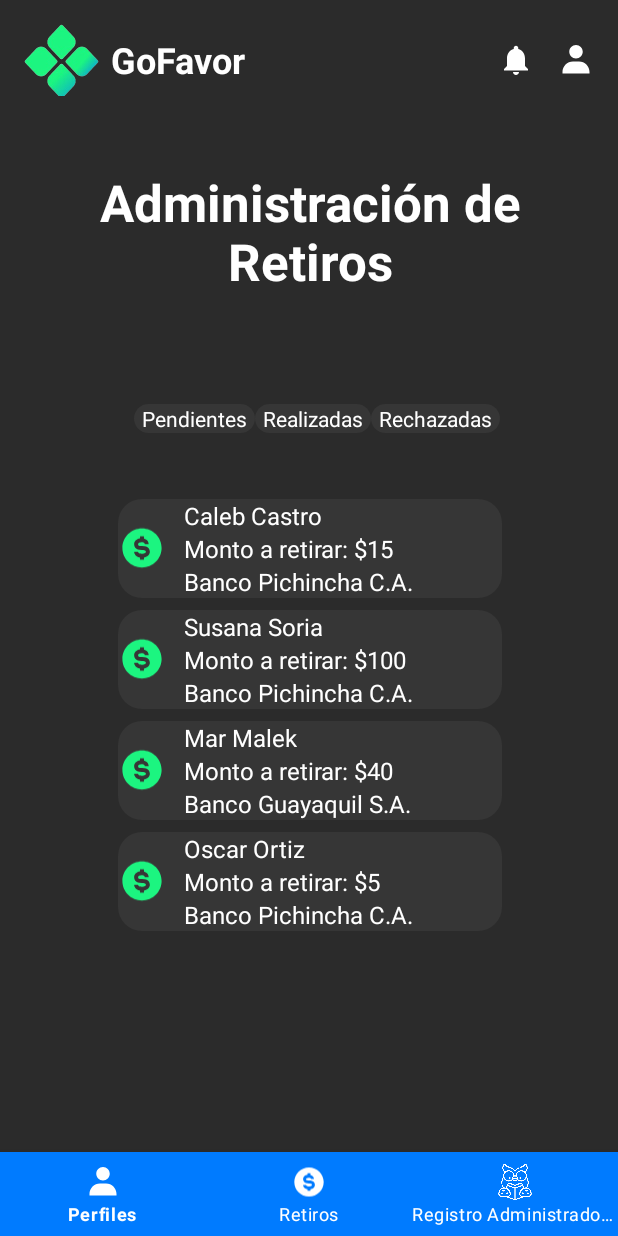
After one commit to Stu8990/goFavor, an Android app: the layout activity_retiros.xml on its own in the app's theme, with its tools: preview values and no code run, on a phone screen of 412 x 824 dp. The commit adds this screen. Run offline under Robolectric (Android 15) with nearby library versions, the phone set to English and light mode, and no system bars.

Commit message:
creacion de nueva pantallla

```diff
--- /dev/null
+++ b/app/src/main/res/layout/activity_retiros.xml
@@ -0,0 +1,353 @@
+<?xml version="1.0" encoding="utf-8"?>
+<androidx.constraintlayout.widget.ConstraintLayout
+    xmlns:android="http://schemas.android.com/apk/res/android"
+    xmlns:app   ="http://schemas.android.com/apk/res-auto"
+    xmlns:tools ="http://schemas.android.com/tools"
+    android:layout_width="match_parent"
+    android:layout_height="match_parent"
+    android:background="#2B2B2B"
+    tools:context=".RegisterActivity">
+
+    <!-- Barra Superior -->
+    <LinearLayout
+        android:id="@+id/headerBar"
+        android:layout_width="match_parent"
+        android:layout_height="80dp"
+        android:orientation="horizontal"
+        android:padding="16dp"
+        app:layout_constraintTop_toTopOf="parent"
+        app:layout_constraintStart_toStartOf="parent"
+        app:layout_constraintEnd_toEndOf="parent">
+
+        <ImageView
+            android:id="@+id/imageLogo"
+            android:layout_width="50dp"
+            android:layout_height="50dp"
+            android:contentDescription="@string/logo_desc"
+            app:srcCompat="@drawable/image_removebg_preview"/>
+
+        <TextView
+            android:id="@+id/nombreAPP"
+            android:layout_width="wrap_content"
+            android:layout_height="wrap_content"
+            android:layout_gravity="center_vertical"
+            android:layout_marginStart="8dp"
+            android:text="@string/app_name"
+            android:textColor="#FFFFFF"
+            android:textSize="24sp"
+            android:textStyle="bold"/>
+
+        <View
+            android:layout_width="0dp"
+            android:layout_height="0dp"
+            android:layout_weight="1"/>
+
+        <ImageView
+            android:id="@+id/imageNotifications"
+            android:layout_width="24dp"
+            android:layout_height="24dp"
+            android:layout_gravity="center_vertical"
+            app:srcCompat="@drawable/ic_notifications_black_24dp"
+            app:tint="#FFFFFF"/>
+
+        <ImageView
+            android:id="@+id/imageUser"
+            android:layout_width="24dp"
+            android:layout_height="24dp"
+            android:layout_gravity="center_vertical"
+            android:layout_marginStart="16dp"
+            app:srcCompat="@drawable/bxs_user"
+            app:tint="#FFFFFF"/>
+    </LinearLayout>
+
+    <!-- Contenedor Principal (entre header y bottomNav) -->
+
+    <TextView
+        android:id="@+id/textViewTitle"
+        android:layout_width="340dp"
+        android:layout_height="wrap_content"
+        android:layout_marginStart="30dp"
+        android:layout_marginTop="32dp"
+        android:layout_marginEnd="30dp"
+        android:gravity="center"
+        android:text="@string/title_retiros"
+        android:textAlignment="center"
+        android:textColor="@android:color/white"
+        android:textSize="34sp"
+        android:textStyle="bold"
+        app:layout_constraintEnd_toEndOf="parent"
+        app:layout_constraintHorizontal_bias="0.545"
+        app:layout_constraintStart_toStartOf="parent"
+        app:layout_constraintTop_toBottomOf="@id/headerBar" />
+
+    <!-- Barra Inferior -->
+    <LinearLayout
+        android:id="@+id/content_container"
+        android:layout_width="340dp"
+        android:layout_height="wrap_content"
+        android:layout_marginTop="16dp"
+        android:orientation="vertical"
+        android:paddingLeft="30dp"
+        android:paddingRight="30dp"
+        app:layout_constraintBottom_toTopOf="@id/bottomNav"
+        app:layout_constraintEnd_toEndOf="parent"
+        app:layout_constraintHorizontal_bias="0.507"
+        app:layout_constraintStart_toStartOf="parent"
+        app:layout_constraintTop_toBottomOf="@id/textViewTitle"
+        app:layout_constraintVertical_bias="0.232">
+
+        <!-- Toggles Pendientes / Realizadas / Rechazadas -->
+        <LinearLayout
+            android:layout_width="290dp"
+            android:layout_height="51dp"
+            android:gravity="center_horizontal|center_vertical"
+            android:orientation="horizontal">
+
+            <TextView
+                android:id="@+id/textView2"
+                android:layout_width="wrap_content"
+                android:layout_height="wrap_content"
+                android:background="@drawable/bg_login_box"
+                android:gravity="center_vertical"
+                android:paddingLeft="5dp"
+                android:paddingRight="5dp"
+                android:text="@string/toggle_pendientes"
+                android:textColor="@android:color/white" />
+
+            <TextView
+                android:id="@+id/textView3"
+                android:layout_width="wrap_content"
+                android:layout_height="wrap_content"
+                android:background="@drawable/bg_login_box"
+                android:paddingLeft="5dp"
+                android:paddingRight="5dp"
+                android:text="@string/toggle_realizadas"
+                android:textColor="@android:color/white" />
+
+            <TextView
+                android:id="@+id/textView4"
+                android:layout_width="wrap_content"
+                android:layout_height="wrap_content"
+                android:background="@drawable/bg_login_box"
+                android:paddingLeft="5dp"
+                android:paddingRight="5dp"
+                android:text="@string/toggle_rechazadas"
+                android:textColor="@android:color/white" />
+        </LinearLayout>
+
+        <LinearLayout
+            android:layout_width="match_parent"
+            android:layout_height="wrap_content"
+            android:layout_marginTop="16dp"
+            android:orientation="vertical"
+            android:padding="12dp">
+
+            <!-- Notificación 1 -->
+            <LinearLayout
+                android:layout_width="match_parent"
+                android:layout_height="wrap_content"
+                android:layout_marginBottom="8dp"
+                android:background="@drawable/bg_login_box"
+                android:gravity="center_vertical"
+                android:orientation="horizontal">
+
+                <ImageView
+                    android:layout_width="32dp"
+                    android:layout_height="32dp"
+                    app:srcCompat="@drawable/ic_payment"
+                    app:tint="#1CF580" />
+
+                <LinearLayout
+                    android:layout_width="match_parent"
+                    android:layout_height="wrap_content"
+                    android:orientation="vertical">
+
+                    <TextView
+                        android:layout_width="wrap_content"
+                        android:layout_height="wrap_content"
+                        android:layout_marginStart="12dp"
+                        android:text="@string/retiro1_nombre"
+                        android:textColor="#FFFFFF"
+                        android:textSize="16sp" />
+
+                    <TextView
+                        android:id="@+id/textView7"
+                        android:layout_width="match_parent"
+                        android:layout_height="wrap_content"
+                        android:layout_marginStart="12dp"
+                        android:text="@string/retiro1_monto"
+                        android:textColor="#FFFFFF"
+                        android:textSize="16sp" />
+
+                    <TextView
+                        android:id="@+id/textView6"
+                        android:layout_width="match_parent"
+                        android:layout_height="wrap_content"
+                        android:layout_marginStart="12dp"
+                        android:text="@string/retiro1_banco"
+                        android:textColor="#FFFFFF"
+                        android:textSize="16sp" />
+                </LinearLayout>
+
+            </LinearLayout>
+
+            <!-- Notificación 2 -->
+            <LinearLayout
+                android:layout_width="match_parent"
+                android:layout_height="wrap_content"
+                android:layout_marginBottom="8dp"
+                android:background="@drawable/bg_login_box"
+                android:gravity="center_vertical"
+                android:orientation="horizontal">
+
+                <ImageView
+                    android:layout_width="32dp"
+                    android:layout_height="32dp"
+                    app:srcCompat="@drawable/ic_payment"
+                    app:tint="#1CF580" />
+
+                <LinearLayout
+                    android:layout_width="match_parent"
+                    android:layout_height="wrap_content"
+                    android:orientation="vertical">
+
+                    <TextView
+                        android:id="@+id/textView13"
+                        android:layout_width="match_parent"
+                        android:layout_height="wrap_content"
+                        android:layout_marginStart="12dp"
+                        android:text="@string/retiro2_nombre"
+                        android:textColor="#FFFFFF"
+                        android:textSize="16sp" />
+
+                    <TextView
+                        android:id="@+id/textView12"
+                        android:layout_width="match_parent"
+                        android:layout_height="wrap_content"
+                        android:layout_marginStart="12dp"
+                        android:text="@string/retiro2_monto"
+                        android:textColor="#FFFFFF"
+                        android:textSize="16sp" />
+
+                    <TextView
+                        android:layout_width="wrap_content"
+                        android:layout_height="wrap_content"
+                        android:layout_marginStart="12dp"
+                        android:text="@string/retiro2_banco"
+                        android:textColor="#FFFFFF"
+                        android:textSize="16sp" />
+                </LinearLayout>
+
+            </LinearLayout>
+
+            <!-- Notificación 3 -->
+            <LinearLayout
+                android:layout_width="match_parent"
+                android:layout_height="wrap_content"
+                android:layout_marginBottom="8dp"
+                android:background="@drawable/bg_login_box"
+                android:gravity="center_vertical"
+                android:orientation="horizontal">
+
+                <ImageView
+                    android:layout_width="32dp"
+                    android:layout_height="32dp"
+                    app:srcCompat="@drawable/ic_payment"
+                    app:tint="#1CF580" />
+
+                <LinearLayout
+                    android:layout_width="match_parent"
+                    android:layout_height="wrap_content"
+                    android:orientation="vertical">
+
+                    <TextView
+                        android:layout_width="wrap_content"
+                        android:layout_height="wrap_content"
+                        android:layout_marginStart="12dp"
+                        android:text="@string/retiro3_nombre"
+                        android:textColor="#FFFFFF"
+                        android:textSize="16sp" />
+
+                    <TextView
+                        android:id="@+id/textView15"
+                        android:layout_width="match_parent"
+                        android:layout_height="wrap_content"
+                        android:layout_marginStart="12dp"
+                        android:text="@string/retiro3_monto"
+                        android:textColor="#FFFFFF"
+                        android:textSize="16sp" />
+
+                    <TextView
+                        android:id="@+id/textView14"
+                        android:layout_width="match_parent"
+                        android:layout_height="wrap_content"
+                        android:layout_marginStart="12dp"
+                        android:text="@string/retiro3_banco"
+                        android:textColor="#FFFFFF"
+                        android:textSize="16sp" />
+                </LinearLayout>
+
+            </LinearLayout>
+
+            <!-- Notificación 4 -->
+            <LinearLayout
+                android:layout_width="match_parent"
+                android:layout_height="wrap_content"
+                android:background="@drawable/bg_login_box"
+                android:gravity="center_vertical"
+                android:orientation="horizontal">
+
+                <ImageView
+                    android:layout_width="32dp"
+                    android:layout_height="32dp"
+                    app:srcCompat="@drawable/ic_payment"
+                    app:tint="#1CF580" />
+
+                <LinearLayout
+                    android:layout_width="match_parent"
+                    android:layout_height="wrap_content"
+                    android:orientation="vertical">
+
+                    <TextView
+                        android:id="@+id/textView17"
+                        android:layout_width="match_parent"
+                        android:layout_height="wrap_content"
+                        android:layout_marginStart="12dp"
+                        android:text="@string/retiro4_nombre"
+                        android:textColor="#FFFFFF"
+                        android:textSize="16sp" />
+
+                    <TextView
+                        android:id="@+id/textView16"
+                        android:layout_width="match_parent"
+                        android:layout_height="wrap_content"
+                        android:layout_marginStart="12dp"
+                        android:text="@string/retiro4_monto"
+                        android:textColor="#FFFFFF"
+                        android:textSize="16sp" />
+
+                    <TextView
+                        android:layout_width="wrap_content"
+                        android:layout_height="wrap_content"
+                        android:layout_marginStart="12dp"
+                        android:text="@string/retiro4_banco"
+                        android:textColor="#FFFFFF"
+                        android:textSize="16sp" />
+                </LinearLayout>
+
+            </LinearLayout>
+        </LinearLayout>
+    </LinearLayout>
+
+    <com.google.android.material.bottomnavigation.BottomNavigationView
+        android:id="@+id/bottomNav"
+        android:layout_width="0dp"
+        android:layout_height="56dp"
+        android:background="@color/colorSecondary"
+        app:itemIconTint="@android:color/white"
+        app:itemTextColor="@android:color/white"
+        app:menu="@menu/bottom_nav_menu"
+        app:layout_constraintStart_toStartOf="parent"
+        app:layout_constraintEnd_toEndOf="parent"
+        app:layout_constraintBottom_toBottomOf="parent"/>
+</androidx.constraintlayout.widget.ConstraintLayout>
--- a/app/src/main/res/values/strings.xml
+++ b/app/src/main/res/values/strings.xml
@@ -136,5 +136,31 @@ de Perfiles</string>
     <string name="profile4_phone">112223330</string>
     <string name="profile4_email">oscar@correo.com</string>
 
+    <!-- Título -->
+    <string name="title_retiros">Administración de Retiros</string>
+
+
+
+    <!-- Retiro 1 -->
+    <string name="retiro1_nombre">Caleb Castro</string>
+    <string name="retiro1_monto">Monto a retirar: $15</string>
+    <string name="retiro1_banco">Banco Pichincha C.A.</string>
+
+    <!-- Retiro 2 -->
+    <string name="retiro2_nombre">Susana Soria</string>
+    <string name="retiro2_monto">Monto a retirar: $100</string>
+    <string name="retiro2_banco">Banco Pichincha C.A.</string>
+
+    <!-- Retiro 3 -->
+    <string name="retiro3_nombre">Mar Malek</string>
+    <string name="retiro3_monto">Monto a retirar: $40</string>
+    <string name="retiro3_banco">Banco Guayaquil S.A.</string>
+
+    <!-- Retiro 4 -->
+        <string name="retiro4_nombre">Oscar Ortiz</string>
+        <string name="retiro4_monto">Monto a retirar: $5</string>
+    <string name="retiro4_banco">Banco Pichincha C.A.</string>
+
+
 
 </resources>
```
